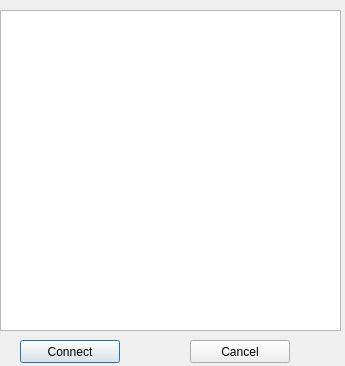
Before: the Qt Designer form ui/pick-string.ui in berndhs/egalite, drawn with Qt 5.
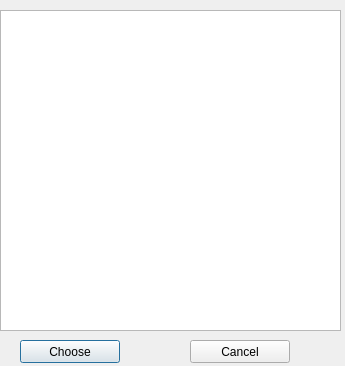
After: the same form once the commit is applied. Icons and pictures are not drawn.

Patch:
```diff
--- a/ui/pick-string.ui
+++ b/ui/pick-string.ui
@@ -37,7 +37,7 @@
     </rect>
    </property>
    <property name="text">
-    <string>Connect</string>
+    <string>Choose</string>
    </property>
   </widget>
   <widget class="QPushButton" name="cancelButton">
```
